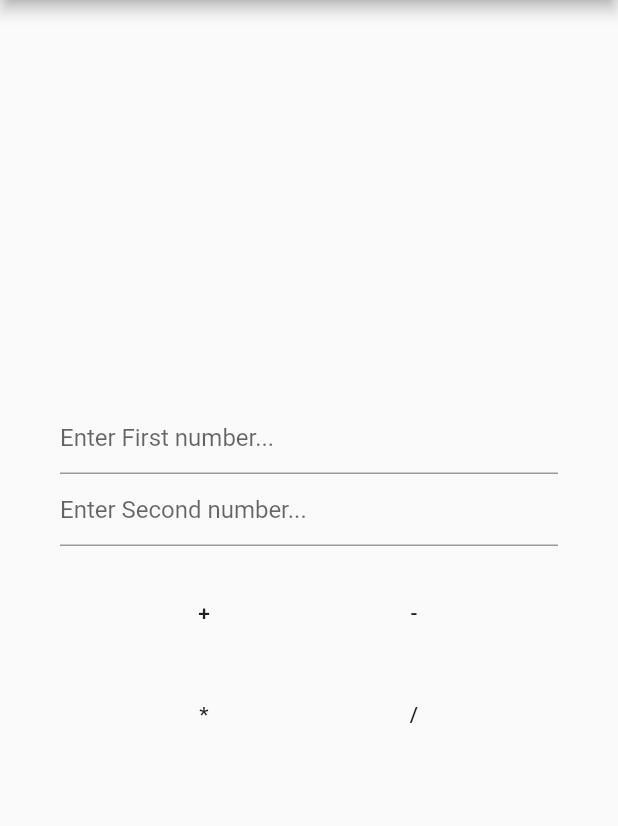
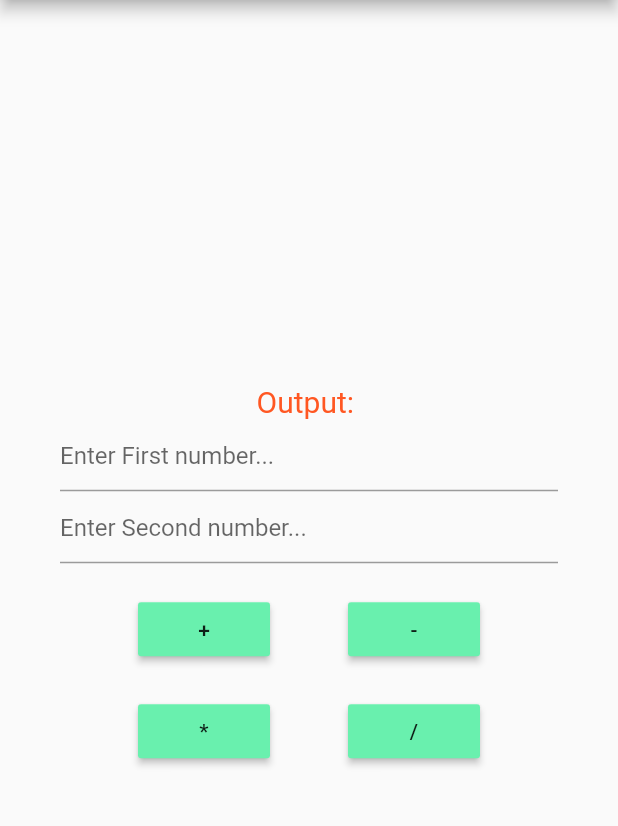
Before and after one commit to gautamamber/Flutter-calculator-app, a Flutter app: the screen it shows after launch, on a phone screen of 412 x 824 dp, the part 84-910 px from its top. Run offline on Flutter 3.47's test engine with Material 2 defaults, Android fonts, the phone set to English and light mode, and no system bars.

Commit message:
result text field add

```diff
--- a/lib/home_page.dart
+++ b/lib/home_page.dart
@@ -18,6 +18,8 @@ class _HomePageState extends State<HomePage> {
           mainAxisAlignment: MainAxisAlignment.center,
 
           children: <Widget>[
+            new Text("Output: ",
+            style: new TextStyle(fontSize: 20.0, color: Colors.deepOrange),),
             new TextField(
               keyboardType: TextInputType.number,
               decoration: new InputDecoration(hintText: "Enter First number..."),
@@ -34,10 +36,12 @@ class _HomePageState extends State<HomePage> {
               children: <Widget>[
                 new MaterialButton(
                   child: new Text("+"),
+                  color: Colors.greenAccent,
                   onPressed: (){},
                 ),
                 new MaterialButton(
                   child: new Text("-"),
+                  color: Colors.greenAccent,
                   onPressed: (){},
                 ),
 
@@ -51,10 +55,12 @@ class _HomePageState extends State<HomePage> {
               children: <Widget>[
                 new MaterialButton(
                   child: new Text("*"),
+                  color: Colors.greenAccent,
                   onPressed: (){},
                 ),
                 new MaterialButton(
                   child: new Text("/"),
+                  color: Colors.greenAccent,
                   onPressed: (){},
                 ),
 
```
